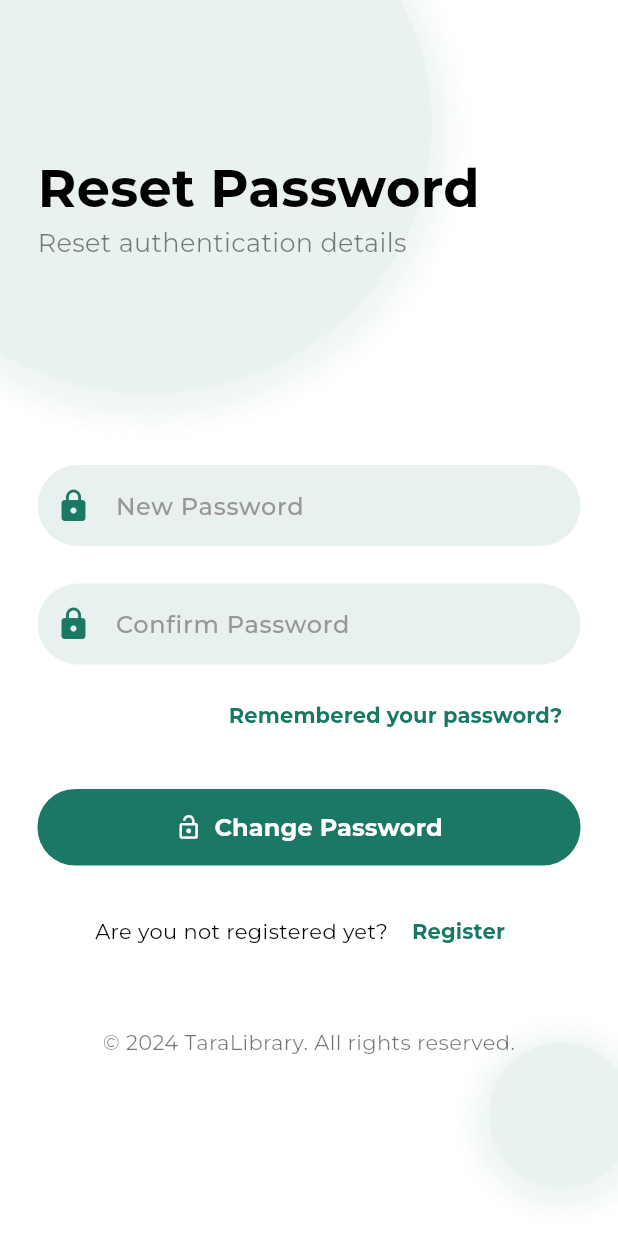
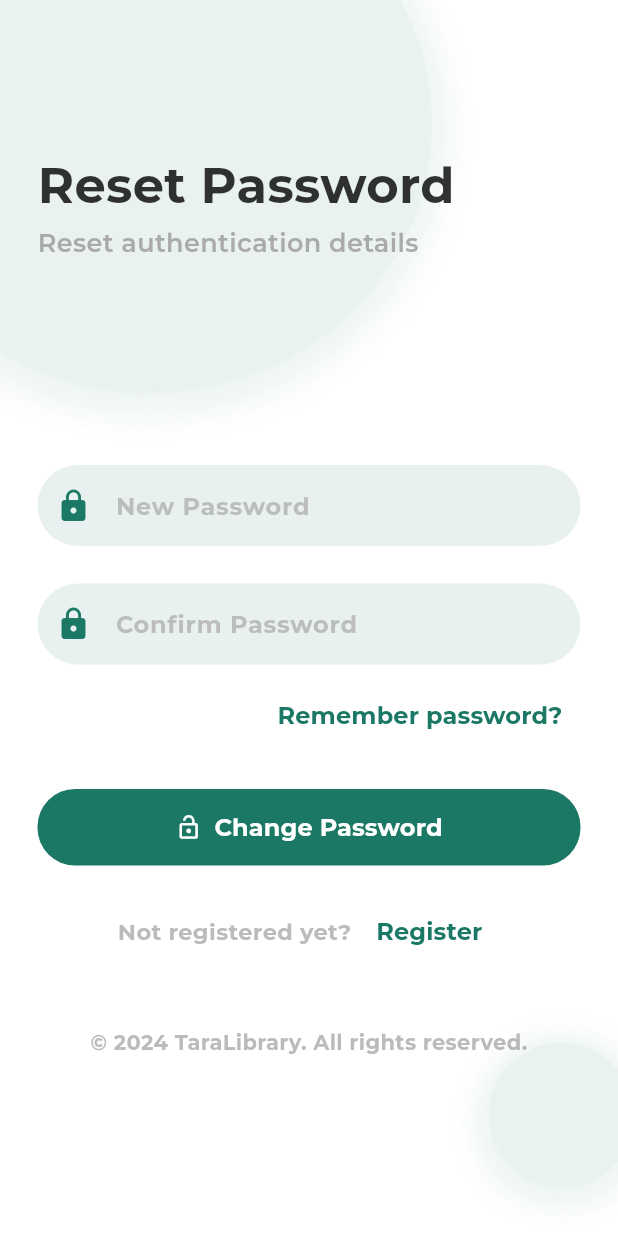
Before and after one commit to kiannaquines/taralibrary, a Flutter app: the ChangePasswordScreen screen opened directly with empty values, on a phone screen of 412 x 824 dp. Run offline on Flutter 3.47's test engine with Material 3 defaults, Android fonts, the phone set to English and light mode, and no system bars; our stand-ins replace cached_network_image, fl_chart, flutter_carousel_widget, flutter_feather_icons, flutter_local_notifications, flutter_rating_bar and 4 more; accounts and stored records are empty.

Commit message:
added more functions

```diff
--- a/lib/screens/change_password.dart
+++ b/lib/screens/change_password.dart
@@ -102,15 +102,15 @@ class _ChangePasswordScreenState extends State<ChangePasswordScreen>
                     clipBehavior: Clip.none,
                     alignment: Alignment.topCenter,
                     children: [
-                      const Positioned(
+                      Positioned(
                         top: 100,
                         left: 25,
                         child: Text(
                           "Reset Password",
                           style: TextStyle(
-                            fontSize: 35,
+                            fontSize: 33,
                             fontWeight: FontWeight.bold,
-                            color: AppColors.black,
+                            color: AppColors.black.withOpacity(0.8),
                           ),
                         ),
                       ),
@@ -123,8 +123,8 @@ class _ChangePasswordScreenState extends State<ChangePasswordScreen>
                           maxLines: 2,
                           style: TextStyle(
                             fontSize: 17,
-                            fontWeight: FontWeight.normal,
-                            color: AppColors.black.withOpacity(0.5),
+                            fontWeight: FontWeight.w600,
+                            color: AppColors.dark.withOpacity(0.7),
                           ),
                         ),
                       ),
@@ -148,8 +148,8 @@ class _ChangePasswordScreenState extends State<ChangePasswordScreen>
                         decoration: InputDecoration(
                           labelText: 'New Password',
                           labelStyle: TextStyle(
-                              fontWeight: FontWeight.w500,
-                              color: AppColors.dark.withOpacity(0.9),
+                              fontWeight: FontWeight.bold,
+                              color: AppColors.dark.withOpacity(0.5),
                               fontSize: 16),
                           prefixIcon: const Icon(
                             Icons.lock,
@@ -180,8 +180,8 @@ class _ChangePasswordScreenState extends State<ChangePasswordScreen>
                         decoration: InputDecoration(
                           labelText: 'Confirm Password',
                           labelStyle: TextStyle(
-                              fontWeight: FontWeight.w500,
-                              color: AppColors.dark.withOpacity(0.9),
+                              fontWeight: FontWeight.bold,
+                              color: AppColors.dark.withOpacity(0.5),
                               fontSize: 16),
                           prefixIcon: const Icon(
                             Icons.lock,
@@ -208,14 +208,14 @@ class _ChangePasswordScreenState extends State<ChangePasswordScreen>
                             Navigator.push(
                               context,
                               MaterialPageRoute(
-                                builder: (context) =>
-                                    const LoginScreen(),
+                                builder: (context) => const LoginScreen(),
                               ),
                             );
                           },
                           child: const Text(
-                            'Remembered your password?',
+                            'Remember password?',
                             style: TextStyle(
+                              fontSize: 16,
                               color: AppColors.primary,
                               fontWeight: FontWeight.bold,
                             ),
@@ -259,11 +259,12 @@ class _ChangePasswordScreenState extends State<ChangePasswordScreen>
                       Row(
                         mainAxisAlignment: MainAxisAlignment.center,
                         children: [
-                          const Text(
-                            "Are you not registered yet? ",
+                          Text(
+                            "Not registered yet? ",
                             style: TextStyle(
-                              fontSize: 14,
-                              color: AppColors.black,
+                              fontSize: 15,
+                              fontWeight: FontWeight.bold,
+                              color: AppColors.dark.withOpacity(0.6),
                             ),
                           ),
                           TextButton(
@@ -278,7 +279,7 @@ class _ChangePasswordScreenState extends State<ChangePasswordScreen>
                             child: const Text(
                               'Register',
                               style: TextStyle(
-                                fontSize: 14,
+                                fontSize: 16,
                                 color: AppColors.primary,
                                 fontWeight: FontWeight.bold,
                               ),
@@ -292,8 +293,9 @@ class _ChangePasswordScreenState extends State<ChangePasswordScreen>
                           '© 2024 TaraLibrary. All rights reserved.',
                           textAlign: TextAlign.center,
                           style: TextStyle(
-                            fontSize: copyrightFontSize,
-                            color: Colors.black54,
+                            fontSize: 14,
+                            fontWeight: FontWeight.bold,
+                            color: AppColors.dark.withOpacity(0.6),
                           ),
                         ),
                       ),
--- a/lib/screens/register.dart
+++ b/lib/screens/register.dart
@@ -435,8 +435,7 @@ class _RegisterScreenState extends State<RegisterScreen>
                             child: const Text(
                               'Login',
                               style: TextStyle(
-                                fontSize: 14,
-                                color: AppColors.primary,
+                                fontSize: 16,
                                 fontWeight: FontWeight.bold,
                               ),
                             ),
```
Also changed, not shown: lib/screens/forgot.dart (+12 -12 lines), lib/screens/verify_reset_password.dart (+19 -14 lines).
